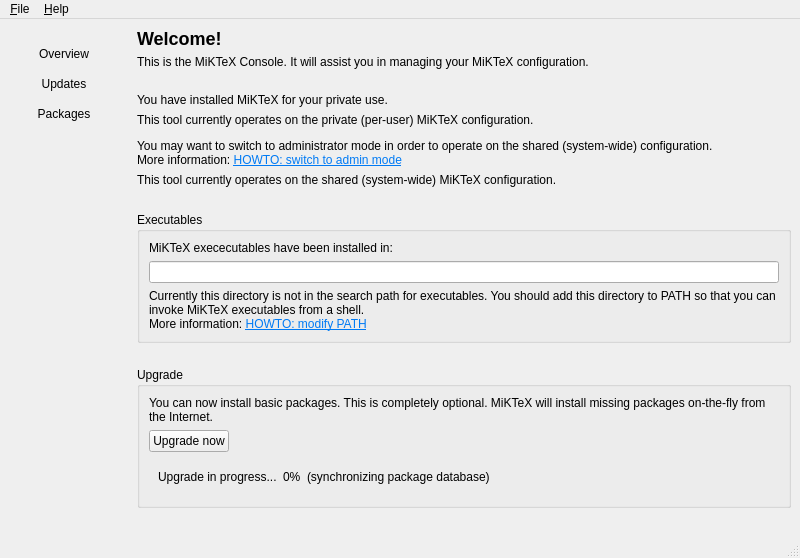
Above: Programs/MiKTeX/Console/Qt/mainwindow.ui from MiKTeX/miktex before the change. Below: the same form after it.
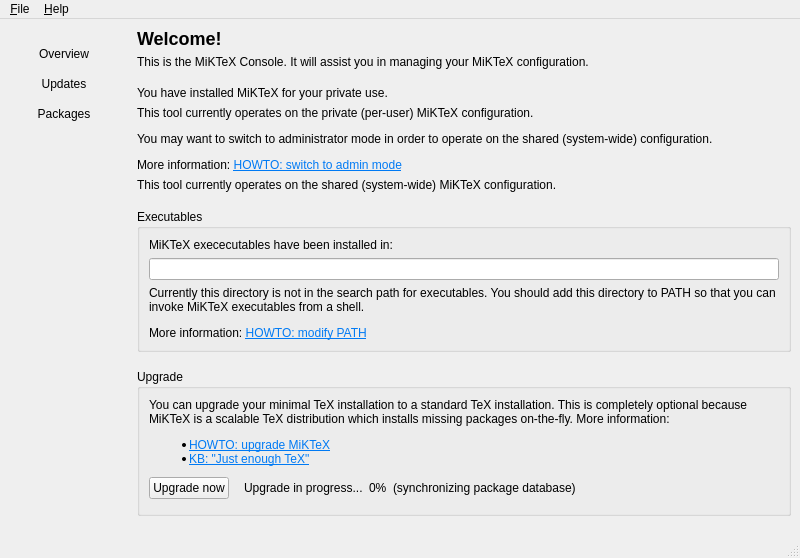
That is the form after the change. The open tabs and pages were chosen to show the change. Icons and pictures are not drawn.

Commit message: MiKTeX Console

Diff of the .ui file:
```diff
--- a/Programs/MiKTeX/Console/Qt/mainwindow.ui
+++ b/Programs/MiKTeX/Console/Qt/mainwindow.ui
@@ -356,7 +356,7 @@
            <item>
             <widget class="QLabel" name="label_4">
              <property name="text">
-              <string>&lt;html&gt;&lt;head/&gt;&lt;body&gt;&lt;p&gt;This tool currently operates on the private (per-user) MiKTeX configuration.&lt;/p&gt;&lt;p&gt;You may want to switch to administrator mode in order to operate on the shared (system-wide) configuration.&lt;br/&gt;More information: &lt;a href=&quot;https://miktex.org/howto/admin-mode&quot;&gt;&lt;span style=&quot; text-decoration: underline; color:#007af4;&quot;&gt;HOWTO: switch to admin mode&lt;/span&gt;&lt;/a&gt;&lt;/p&gt;&lt;/body&gt;&lt;/html&gt;</string>
+              <string>&lt;html&gt;&lt;head/&gt;&lt;body&gt;&lt;p&gt;This tool currently operates on the private (per-user) MiKTeX configuration.&lt;/p&gt;&lt;p&gt;You may want to switch to administrator mode in order to operate on the shared (system-wide) configuration.&lt;/p&gt;&lt;p&gt;More information: &lt;a href=&quot;https://miktex.org/howto/admin-mode&quot;&gt;&lt;span style=&quot;text-decoration: underline; color:#007af4;&quot;&gt;HOWTO: switch to admin mode&lt;/span&gt;&lt;/a&gt;&lt;/p&gt;&lt;/body&gt;&lt;/html&gt;</string>
              </property>
              <property name="wordWrap">
               <bool>true</bool>
@@ -436,7 +436,7 @@
            <item>
             <widget class="QLabel" name="hintPath">
              <property name="text">
-              <string>&lt;html&gt;&lt;head/&gt;&lt;body&gt;&lt;p&gt;Currently this directory is not in the search path for executables. You should add this directory to PATH so that you can invoke MiKTeX executables from a shell.&lt;br/&gt;More information: &lt;a href=&quot;https://miktex.org/howto/modify-path&quot;&gt;&lt;span style=&quot; text-decoration: underline; color:#007af4;&quot;&gt;HOWTO: modify PATH&lt;/span&gt;&lt;/a&gt;&lt;/p&gt;&lt;/body&gt;&lt;/html&gt;</string>
+              <string>&lt;html&gt;&lt;head/&gt;&lt;body&gt;&lt;p&gt;Currently this directory is not in the search path for executables. You should add this directory to PATH so that you can invoke MiKTeX executables from a shell.&lt;/p&gt;&lt;p&gt;More information: &lt;a href=&quot;https://miktex.org/howto/modify-path&quot;&gt;&lt;span style=&quot;text-decoration: underline; color:#007af4;&quot;&gt;HOWTO: modify PATH&lt;/span&gt;&lt;/a&gt;&lt;/p&gt;&lt;/body&gt;&lt;/html&gt;</string>
              </property>
              <property name="wordWrap">
               <bool>true</bool>
@@ -473,8 +473,14 @@
           <layout class="QVBoxLayout">
            <item>
             <widget class="QLabel" name="label_7">
+             <property name="sizePolicy">
+              <sizepolicy hsizetype="Preferred" vsizetype="Expanding">
+               <horstretch>0</horstretch>
+               <verstretch>0</verstretch>
+              </sizepolicy>
+             </property>
              <property name="text">
-              <string>You can now install basic packages. This is completely optional. MiKTeX will install missing packages on-the-fly from the Internet.</string>
+              <string>&lt;html&gt;&lt;head/&gt;&lt;body&gt;&lt;p&gt;You can upgrade your minimal TeX installation to a standard TeX installation. This is completely optional because MiKTeX is a scalable TeX distribution which installs missing packages on-the-fly. More information:&lt;/p&gt;&lt;ul&gt;&lt;li&gt;&lt;a href=&quot;https://miktex.org/howto/upgrade&quot;&gt;&lt;span style=&quot;text-decoration: underline; color:#007af4;&quot;&gt;HOWTO: upgrade MiKTeX&lt;/span&gt;&lt;/a&gt;&lt;/li&gt;&lt;li&gt;&lt;a href=&quot;https://miktex.org/kb/just-enough-tex&quot;&gt;&lt;span style=&quot; text-decoration: underline; color:#007af4;&quot;&gt;KB: &amp;quot;Just enough TeX&amp;quot;&lt;/span&gt;&lt;/a&gt;&lt;/li&gt;&lt;/ul&gt;&lt;/body&gt;&lt;/html&gt;</string>
              </property>
              <property name="wordWrap">
               <bool>true</bool>
@@ -491,21 +497,6 @@
               </widget>
              </item>
              <item>
-              <spacer name="horizontalSpacer">
-               <property name="orientation">
-                <enum>Qt::Horizontal</enum>
-               </property>
-               <property name="sizeHint" stdset="0">
-                <size>
-                 <width>40</width>
-                 <height>20</height>
-                </size>
-               </property>
-              </spacer>
-             </item>
-            </layout>
-           </item>
-           <item>
             <widget class="QWidget" name="upgradeStatus" native="true">
              <layout class="QHBoxLayout" name="updateStatus">
               <item>
@@ -529,8 +520,11 @@
                 </property>
                </widget>
               </item>
+               </layout>
+              </widget>
+             </item>
               <item>
-               <spacer name="horizontalSpacer_3">
+              <spacer name="horizontalSpacer">
                 <property name="orientation">
                  <enum>Qt::Horizontal</enum>
                 </property>
@@ -543,7 +537,6 @@
                </spacer>
               </item>
              </layout>
-            </widget>
            </item>
           </layout>
          </widget>
```
Left out of the diff: 7 changed lines with no effect on the pictures. Lines whose indentation alone changed are shown as unchanged. The commit also changes 2 other files.
